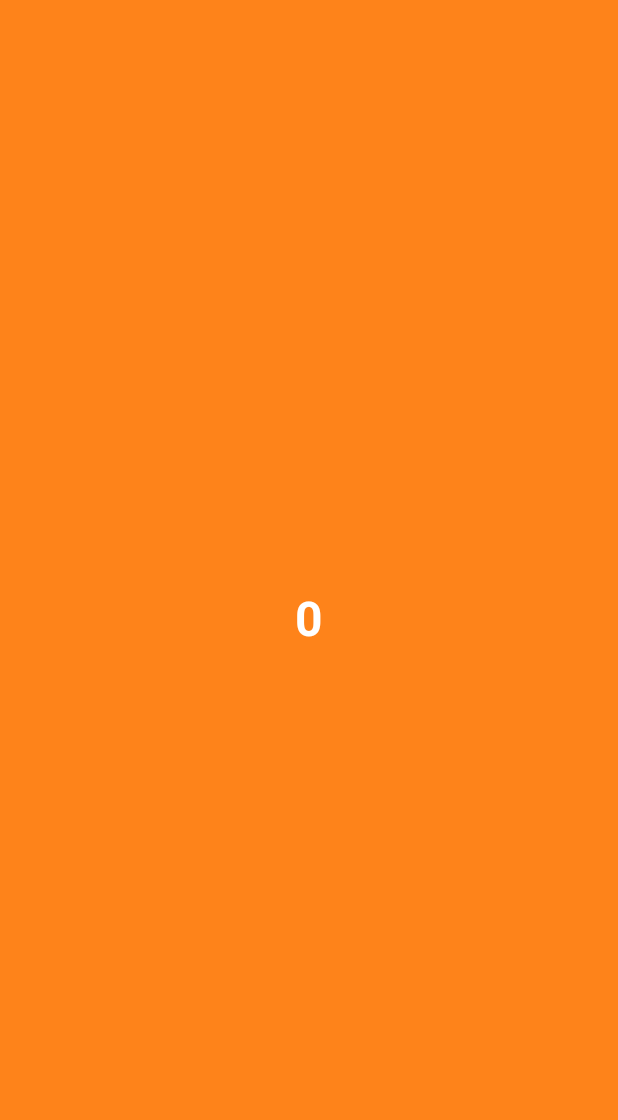
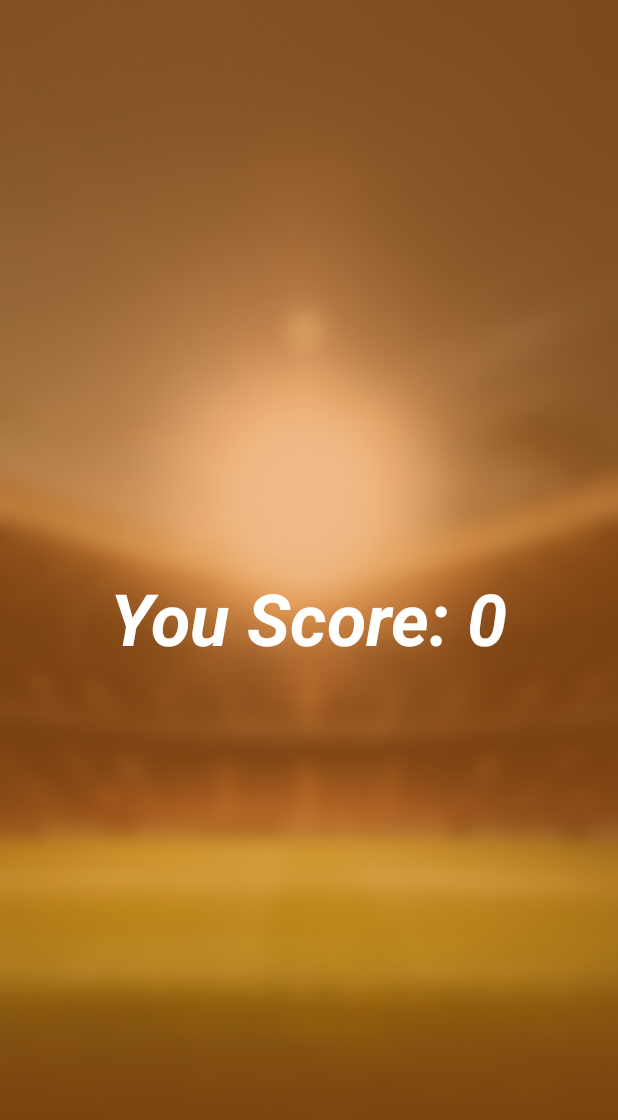
Before and after one commit to RePlaze/Betano, an Android app: the ResultActivity screen opened directly, with no data from a screen before it, on a phone screen of 412 x 824 dp. Before the commit the part shown is almost empty. Shown: the top 1120 px of the screen. Run offline under Robolectric (Android 15) with nearby library versions, the phone set to English and light mode, and no system bars.

Commit message:
ALMOST DONE

```diff
--- a/app/src/main/java/com/example/betano/ResultActivity.java
+++ b/app/src/main/java/com/example/betano/ResultActivity.java
@@ -5,12 +5,14 @@ import androidx.appcompat.app.AppCompatActivity;
 import android.content.Intent;
 import android.content.SharedPreferences;
 import android.os.Bundle;
-import android.view.View;
-import android.widget.ImageView;
+import android.os.Handler;
 import android.widget.TextView;
-import com.google.android.material.card.MaterialCardView;
+
+import com.example.betano.MainActivity;
 
 public class ResultActivity extends AppCompatActivity {
+    private static final int DELAY_TIME = 2500; // 2 seconds delay
+
     @Override
     protected void onCreate(Bundle savedInstanceState) {
         super.onCreate(savedInstanceState);
@@ -19,6 +21,31 @@ public class ResultActivity extends AppCompatActivity {
         int totalScore = getIntent().getIntExtra("score", 0);
 
         TextView scoreTextView = findViewById(R.id.total_score_text_view);
-        scoreTextView.setText(String.valueOf(totalScore));
+        scoreTextView.setText("You Score: " + totalScore);
+
+        // Delay and navigate to MainActivity
+        new Handler().postDelayed(new Runnable() {
+            @Override
+            public void run() {
+                addScoreToRecord(totalScore);
+                goToMainActivity();
+            }
+        }, DELAY_TIME);
+    }
+
+    private void addScoreToRecord(int score) {
+        // Save the score to the record
+        String prefsName = "MyPrefs";
+        SharedPreferences preferences = getSharedPreferences(prefsName, MODE_PRIVATE);
+        SharedPreferences.Editor editor = preferences.edit();
+        int currentScore = preferences.getInt("GameScore", 0);
+        editor.putInt("GameScore", currentScore + score);
+        editor.apply();
+    }
+
+    private void goToMainActivity() {
+        Intent intent = new Intent(this, MainActivity.class);
+        startActivity(intent);
+        finish();
     }
 }
--- a/app/src/main/res/layout/activity_game.xml
+++ b/app/src/main/res/layout/activity_game.xml
@@ -18,7 +18,7 @@
         android:layout_marginTop="10dp"
         android:layout_centerHorizontal="true"
         android:text="Score"
-        android:textSize="24sp"
+        android:textSize="30sp"
         android:textColor="@color/orange" />
 
     <ImageView
--- a/app/src/main/res/layout/activity_result.xml
+++ b/app/src/main/res/layout/activity_result.xml
@@ -2,16 +2,24 @@
     xmlns:tools="http://schemas.android.com/tools"
     android:layout_width="match_parent"
     android:layout_height="match_parent"
-    android:gravity="center"
-    android:background="@color/text_color">
+    android:gravity="center">
+
+    <ImageView
+        android:id="@+id/background_image"
+        android:layout_width="match_parent"
+        android:layout_height="match_parent"
+        android:scaleType="centerCrop"
+        android:src="@drawable/result_image" />
 
     <TextView
         android:id="@+id/total_score_text_view"
         android:layout_width="wrap_content"
         android:layout_height="wrap_content"
+        android:layout_centerHorizontal="true"
+        android:layout_centerVertical="true"
         android:textColor="@color/white"
-        android:textSize="32sp"
-        android:textStyle="bold"
+        android:textSize="48sp"
+        android:textStyle="bold|italic"
         android:text="0" />
 
 </RelativeLayout>
```
Also changed, not shown: app/src/main/java/com/example/betano/GameActivity.java (+49 -65 lines), app/src/main/java/com/example/betano/RecordActivity.java (+44 -19 lines), app/src/main/res/layout/activity_record.xml (+5 -22 lines), app/src/main/java/com/example/betano/MainActivity.java (line endings or trailing spaces), app/src/main/res/drawable/result_image.png (added).
